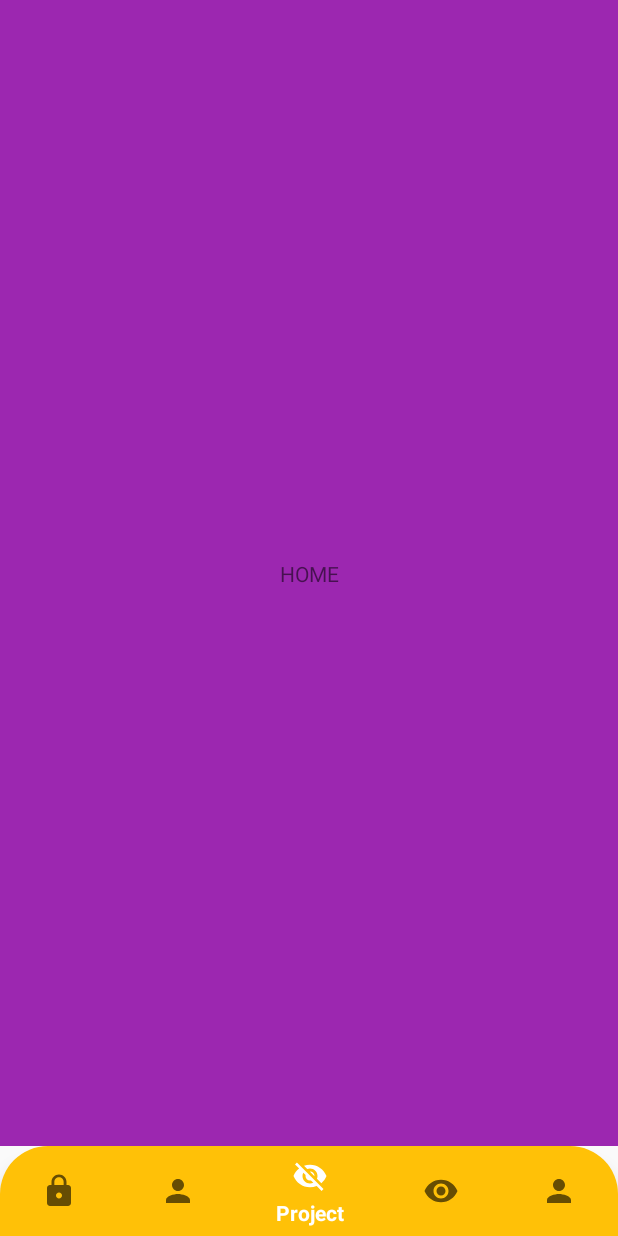
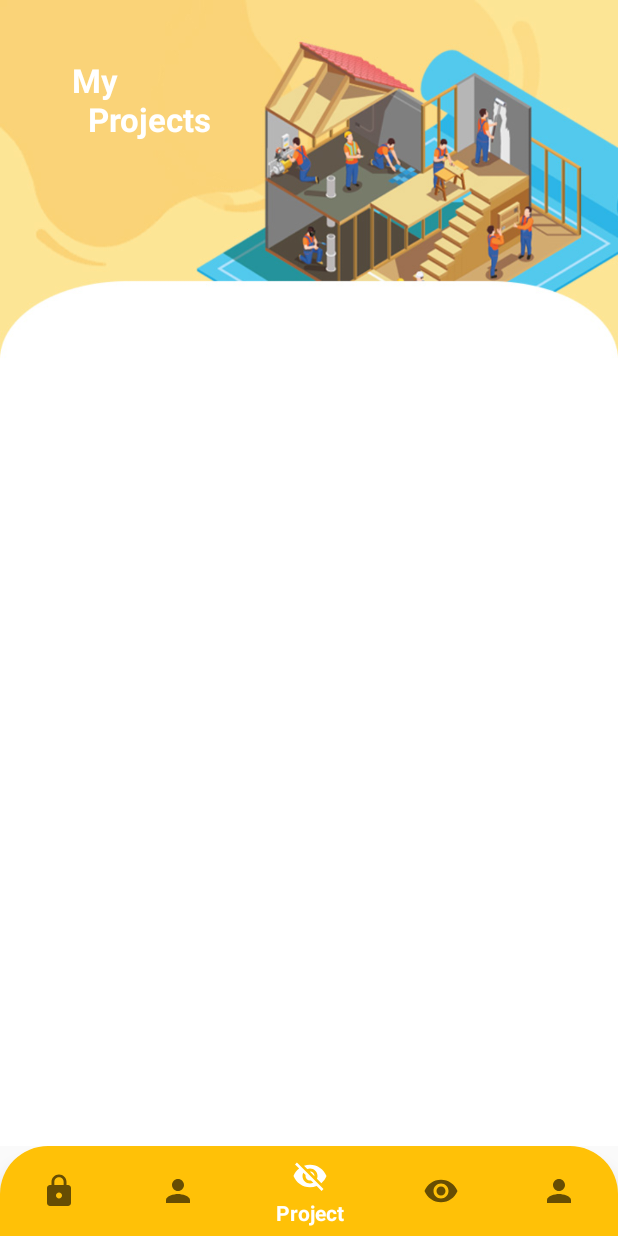
Before and after one commit to lonewarriorHX/UserApp, an Android app: the ProjectFragment screen opened through its navigation route, on a phone screen of 412 x 824 dp. Run offline under Robolectric (Android 15) with nearby library versions, the phone set to English and light mode, and no system bars; our stand-ins replace Firebase (no records; nobody signed in at launch, a user with empty details on screens opened directly), navigation-ui.

Commit message:
edit background

```diff
--- a/app/src/main/res/layout/fragment_home.xml
+++ b/app/src/main/res/layout/fragment_home.xml
@@ -14,7 +14,7 @@
         android:text="Welcome,\n  William"
         android:textSize="22dp"
         android:textStyle="bold"
-        android:textColor="#000000"
+        android:textColor="#ffffff"
         app:layout_constraintBottom_toBottomOf="parent"
         app:layout_constraintEnd_toEndOf="parent"
         app:layout_constraintStart_toStartOf="parent"
--- a/app/src/main/res/layout/fragment_portofolio.xml
+++ b/app/src/main/res/layout/fragment_portofolio.xml
@@ -13,7 +13,7 @@
         android:layout_height="wrap_content"
         android:text="Portofolio\nBANGUNIN.ID"
         android:textSize="20dp"
-        android:textColor="#000000"
+        android:textColor="#ffffff"
         android:textStyle="bold"
         app:layout_constraintBottom_toBottomOf="parent"
         app:layout_constraintEnd_toEndOf="parent"
--- a/app/src/main/res/layout/fragment_project.xml
+++ b/app/src/main/res/layout/fragment_project.xml
@@ -5,16 +5,21 @@
     android:layout_width="match_parent"
     android:layout_height="match_parent"
     tools:context=".ProjectFragment"
-    android:background="#9C27B0">
+    android:background="@drawable/projectscreen">
 
     <!-- TODO: Update blank fragment layout -->
     <TextView
         android:layout_width="wrap_content"
         android:layout_height="wrap_content"
-        android:text="HOME"
+        android:text="My\n  Projects"
+        android:textSize="22dp"
+        android:textStyle="bold"
+        android:textColor="#ffffff"
         app:layout_constraintBottom_toBottomOf="parent"
         app:layout_constraintEnd_toEndOf="parent"
         app:layout_constraintStart_toStartOf="parent"
-        app:layout_constraintTop_toTopOf="parent" />
+        app:layout_constraintTop_toTopOf="parent"
+        app:layout_constraintVertical_bias="0.055"
+        app:layout_constraintHorizontal_bias="0.15"/>
 
 </androidx.constraintlayout.widget.ConstraintLayout>
```
Also changed, not shown: app/src/main/res/drawable/projectscreen.jpg (added).
